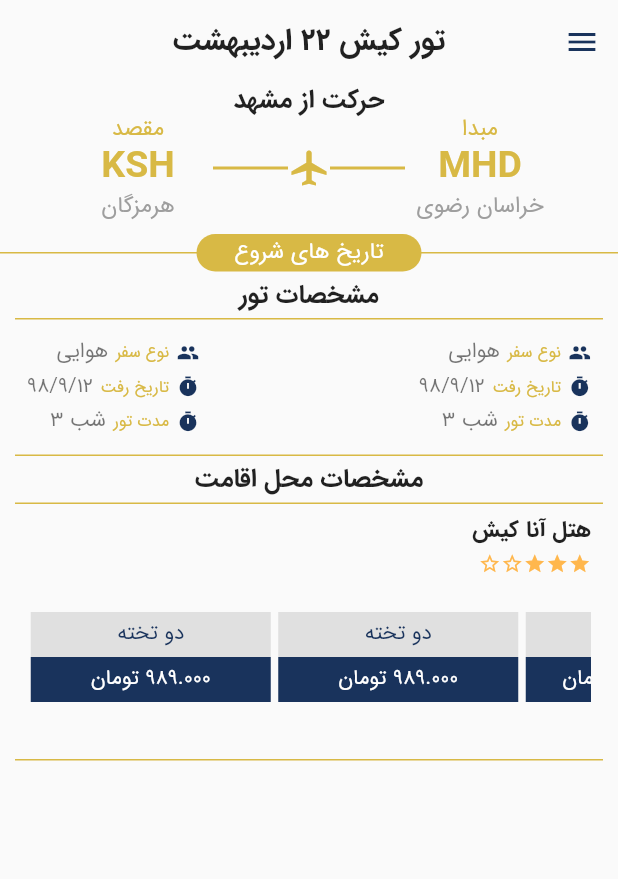
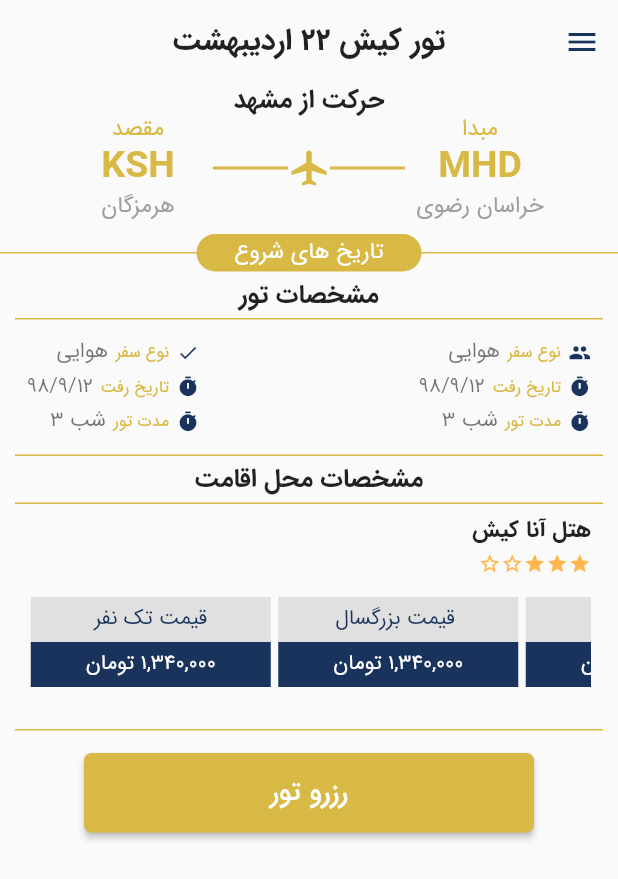
Before and after one commit to salehzarei/PartVanakApp, a Flutter app: the screen it shows after launch, on a phone screen of 412 x 824 dp. Shown: the top 879 px of the screen. Run offline on Flutter 3.47's test engine with Material 2 defaults, Android fonts, the phone set to English and light mode, and no system bars; our stand-ins replace cached_network_image, flutter_spinkit.

Commit message:
add button

```diff
--- a/lib/UI/toureDetiles/detiles.dart
+++ b/lib/UI/toureDetiles/detiles.dart
@@ -35,7 +35,7 @@ class Detiles extends StatelessWidget {
                       textDirection: TextDirection.rtl,
                       children: <Widget>[
                         Icon(
-                          Icons.people,
+                          Icons.check,
                           size: 15,
                           color: Theme.of(context).iconTheme.color,
                         ),
@@ -172,7 +172,7 @@ class Detiles extends StatelessWidget {
                           ),
                         ],
                       ),
-                    )
+                    ),
                   ],
                 ),
               ),
--- a/lib/UI/toureDetiles/hoteldetile.dart
+++ b/lib/UI/toureDetiles/hoteldetile.dart
@@ -2,10 +2,9 @@ import 'package:flutter/foundation.dart';
 import 'package:flutter/material.dart';
 
 class HotelDetile extends StatelessWidget {
-  final double  margin=2.5;
+  final double margin = 2.5;
   @override
   Widget build(BuildContext context) {
-
     return Column(
       crossAxisAlignment: CrossAxisAlignment.center,
       mainAxisAlignment: MainAxisAlignment.center,
@@ -80,119 +79,8 @@ class HotelDetile extends StatelessWidget {
                   )
                 ],
               ),
-              // SingleChildScrollView(
-              //   scrollDirection: Axis.horizontal,
-              //                 child: Row(
-              //     children: <Widget>[
-              //       Column(
-              //         children: <Widget>[
-              //           Container(
-              //             color: Colors.grey.shade300,
-              //             alignment: Alignment.center,
-              //             height: 30,
-              //             child: Text('یک تخته',
-              //                 style: TextStyle(
-              //                     color: Theme.of(context).primaryColor)),
-              //           ),
-              //           Container(
-              //             color: Theme.of(context).primaryColor,
-              //             alignment: Alignment.center,
-              //             height: 30,
-              //             child: Text('989.000 تومان',
-              //                 textDirection: TextDirection.rtl,
-              //                 style: TextStyle(color: Colors.white)),
-              //           ),
-              //         ],
-              //       ),
-              //       Column(
-              //         children: <Widget>[
-              //           Container(
-              //             color: Colors.grey.shade300,
-              //             alignment: Alignment.center,
-              //             height: 30,
-              //             child: Text('دو تخته',
-              //                 style: TextStyle(
-              //                     color: Theme.of(context).primaryColor)),
-              //           ),
-              //           Container(
-              //             color: Theme.of(context).primaryColor,
-              //             alignment: Alignment.center,
-              //             height: 30,
-              //             child: Text('989.000 تومان',
-              //                 textDirection: TextDirection.rtl,
-              //                 style: TextStyle(color: Colors.white)),
-              //           ),
-              //         ],
-              //       ),
-              //       Column(
-              //         children: <Widget>[
-              //           Container(
-              //             color: Colors.grey.shade300,
-              //             alignment: Alignment.center,
-              //             height: 30,
-              //             child: Text('سه تخته',
-              //                 style: TextStyle(
-              //                     color: Theme.of(context).primaryColor)),
-              //           ),
-              //           Container(
-              //             color: Theme.of(context).primaryColor,
-              //             alignment: Alignment.center,
-              //             height: 30,
-              //             child: Text('989.000 تومان',
-              //                 textDirection: TextDirection.rtl,
-              //                 style: TextStyle(color: Colors.white)),
-              //           ),
-              //         ],
-              //       ),
-              //       Column(
-              //         children: <Widget>[
-              //           Container(
-              //             color: Colors.grey.shade300,
-              //             alignment: Alignment.center,
-              //             height: 30,
-              //             child: Text('کودک',
-              //                 style: TextStyle(
-              //                     color: Theme.of(context).primaryColor)),
-              //           ),
-              //           Container(
-              //             color: Theme.of(context).primaryColor,
-              //             alignment: Alignment.center,
-              //             height: 30,
-              //             child: Text('989.000 تومان',
-              //                 textDirection: TextDirection.rtl,
-              //                 style: TextStyle(color: Colors.white)),
-              //           ),
-              //         ],
-              //       ),
-              //       Expanded(
-              //         flex: 1,
-              //         child: Column(
-              //           children: <Widget>[
-              //             Container(
-              //               color: Colors.grey.shade300,
-              //               alignment: Alignment.center,
-              //               height: 30,
-              //               child: Text('بزرگسال',
-              //                   style: TextStyle(
-              //                       color: Theme.of(context).primaryColor)),
-              //             ),
-              //             Container(
-              //               color: Theme.of(context).primaryColor,
-              //               alignment: Alignment.center,
-              //               height: 30,
-              //               child: Text('989.000 تومان',
-              //                   textDirection: TextDirection.rtl,
-              //                   style: TextStyle(color: Colors.white)),
-              //             ),
-              //           ],
-              //         ),
-              //       ),
-              //     ],
-              //   ),
-              // ),
-
               Container(
-                margin: EdgeInsets.symmetric(vertical: 20.0),
+                margin: EdgeInsets.symmetric(vertical: 10.0, horizontal: 0),
                 height: 70.0,
                 child: ListView(
                   scrollDirection: Axis.horizontal,
@@ -201,22 +89,22 @@ class HotelDetile extends StatelessWidget {
                       direction: Axis.vertical,
                       children: <Widget>[
                         Container(
-                          margin: EdgeInsets.only(left:margin , right: margin),
-                           width: 160.0,
+                          margin: EdgeInsets.only(left: margin, right: margin),
+                          width: 160.0,
                           color: Colors.grey.shade300,
                           alignment: Alignment.center,
                           height: 30,
-                          child: Text('دو تخته',
+                          child: Text('قیمت تک نفر',
                               style: TextStyle(
                                   color: Theme.of(context).primaryColor)),
                         ),
                         Container(
-                           margin: EdgeInsets.only(left: margin,right: margin),
+                          margin: EdgeInsets.only(left: margin, right: margin),
                           color: Theme.of(context).primaryColor,
                           alignment: Alignment.center,
                           height: 30,
                           width: 160.0,
-                          child: Text('989.000 تومان',
+                          child: Text('1,340,000 تومان',
                               textDirection: TextDirection.rtl,
                               style: TextStyle(color: Colors.white)),
                         ),
@@ -226,47 +114,97 @@ class HotelDetile extends StatelessWidget {
                       direction: Axis.vertical,
                       children: <Widget>[
                         Container(
-                          margin: EdgeInsets.only(left: margin,right: margin),
-                           width: 160.0,
+                          margin: EdgeInsets.only(left: margin, right: margin),
+                          width: 160.0,
                           color: Colors.grey.shade300,
                           alignment: Alignment.center,
                           height: 30,
-                          child: Text('دو تخته',
+                          child: Text('قیمت بزرگسال ',
                               style: TextStyle(
                                   color: Theme.of(context).primaryColor)),
                         ),
                         Container(
-                           margin: EdgeInsets.only(left: margin,right: margin),
+                          margin: EdgeInsets.only(left: margin, right: margin),
                           color: Theme.of(context).primaryColor,
                           alignment: Alignment.center,
                           height: 30,
                           width: 160.0,
-                          child: Text('989.000 تومان',
+                          child: Text('1,340,000 تومان',
                               textDirection: TextDirection.rtl,
                               style: TextStyle(color: Colors.white)),
                         ),
                       ],
                     ),
-                     Wrap(
+                    Wrap(
                       direction: Axis.vertical,
                       children: <Widget>[
                         Container(
-                          margin: EdgeInsets.only(left: margin,right: margin),
-                           width: 160.0,
+                          margin: EdgeInsets.only(left: margin, right: margin),
+                          width: 160.0,
                           color: Colors.grey.shade300,
                           alignment: Alignment.center,
                           height: 30,
-                          child: Text('دو تخته',
+                          child: Text('قیمت کودک',
                               style: TextStyle(
                                   color: Theme.of(context).primaryColor)),
                         ),
                         Container(
-                           margin: EdgeInsets.only(left: margin,right: margin),
+                          margin: EdgeInsets.only(left: margin, right: margin),
                           color: Theme.of(context).primaryColor,
                           alignment: Alignment.center,
                           height: 30,
                           width: 160.0,
-                          child: Text('3.000.000.000 تومان',
+                          child: Text('1,340,000 تومان',
+                              textDirection: TextDirection.rtl,
+                              style: TextStyle(color: Colors.white)),
+                        ),
+                      ],
+                    ),
+                    Wrap(
+                      direction: Axis.vertical,
+                      children: <Widget>[
+                        Container(
+                          margin: EdgeInsets.only(left: margin, right: margin),
+                          width: 160.0,
+                          color: Colors.grey.shade300,
+                          alignment: Alignment.center,
+                          height: 30,
+                          child: Text('قیمت کودک با تخت',
+                              style: TextStyle(
+                                  color: Theme.of(context).primaryColor)),
+                        ),
+                        Container(
+                          margin: EdgeInsets.only(left: margin, right: margin),
+                          color: Theme.of(context).primaryColor,
+                          alignment: Alignment.center,
+                          height: 30,
+                          width: 160.0,
+                          child: Text('1,340,000 تومان',
+                              textDirection: TextDirection.rtl,
+                              style: TextStyle(color: Colors.white)),
+                        ),
+                      ],
+                    ),
+                    Wrap(
+                      direction: Axis.vertical,
+                      children: <Widget>[
+                        Container(
+                          margin: EdgeInsets.only(left: margin, right: margin),
+                          width: 160.0,
+                          color: Colors.grey.shade300,
+                          alignment: Alignment.center,
+                          height: 30,
+                          child: Text('قیمت نوزاد',
+                              style: TextStyle(
+                                  color: Theme.of(context).primaryColor)),
+                        ),
+                        Container(
+                          margin: EdgeInsets.only(left: margin, right: margin),
+                          color: Theme.of(context).primaryColor,
+                          alignment: Alignment.center,
+                          height: 30,
+                          width: 160.0,
+                          child: Text('240,000 تومان',
                               textDirection: TextDirection.rtl,
                               style: TextStyle(color: Colors.white)),
                         ),
@@ -278,6 +216,22 @@ class HotelDetile extends StatelessWidget {
             ],
           ),
         ),
+        Container(
+          margin: EdgeInsets.symmetric(vertical: 15),
+          child: MaterialButton(
+            onPressed: () {},
+            minWidth: 300,
+            padding: EdgeInsets.symmetric(vertical: 15),
+            child: Text(
+              'رزرو تور',
+              style: TextStyle(fontSize: 18, color: Colors.white),
+            ),
+            elevation: 2,
+            color: Theme.of(context).accentColor,
+            shape:
+                RoundedRectangleBorder(borderRadius: BorderRadius.circular(5)),
+          ),
+        ),
       ],
     );
   }
```
